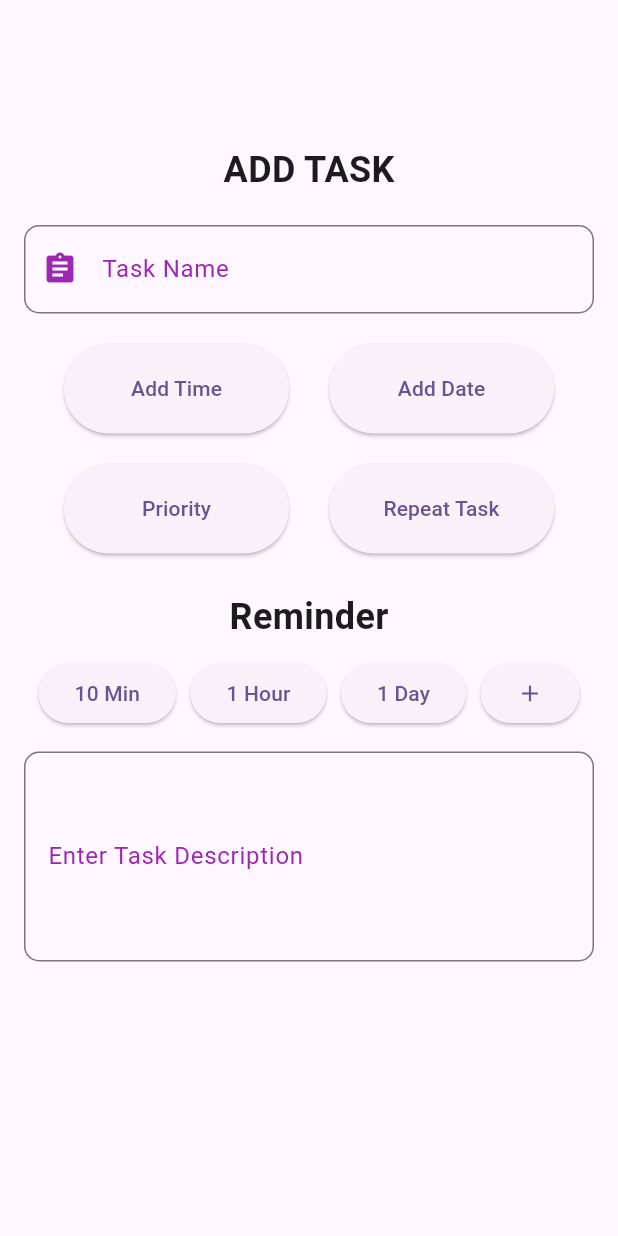
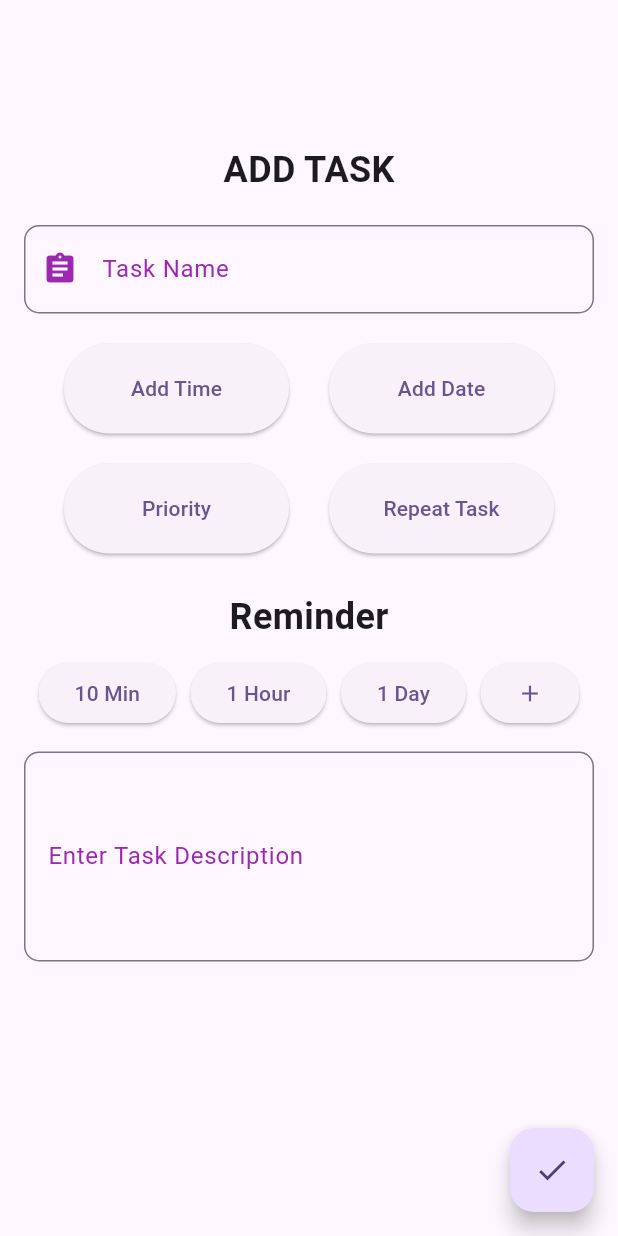
Before and after one commit to hel707/Team1, a Flutter app: the AddTaskPage screen opened directly, on a phone screen of 412 x 824 dp. Run offline on Flutter 3.47's test engine with Material 2 defaults, Android fonts, the light colour scheme and no system bars; our stand-ins replace cloud_firestore, firebase_auth, firebase_core, flutter_slidable, font_awesome_flutter, google_sign_in and 2 more; accounts and stored records are empty; network calls fail.

Commit message:
Added tick button

```diff
--- a/src/up_task/lib/screens/add_task_screen.dart
+++ b/src/up_task/lib/screens/add_task_screen.dart
@@ -199,6 +199,10 @@ class AddTaskPage extends StatelessWidget {
           ),
         ),
       ),
+      floatingActionButton: FloatingActionButton(
+        onPressed: () => Navigator.pop(context),
+        child: const Icon(Icons.check),
+      ),
     );
   }
 }
```
